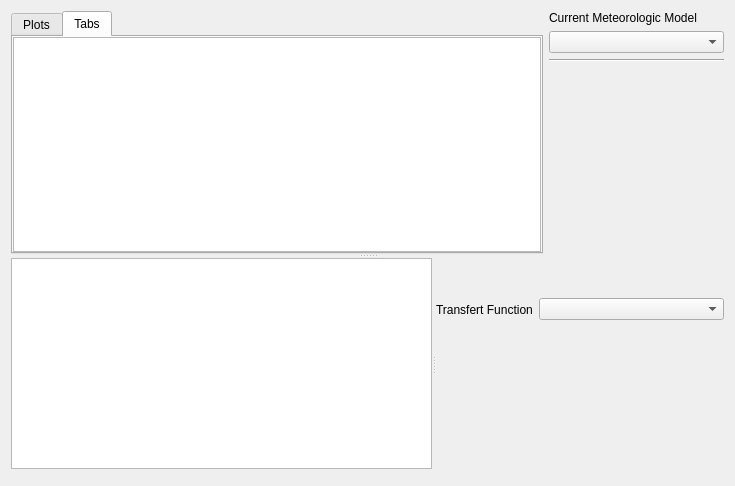
vcloarec/ReosProject, file src/ui/reosrunoffhydrographwidget.ui: the form before one commit.
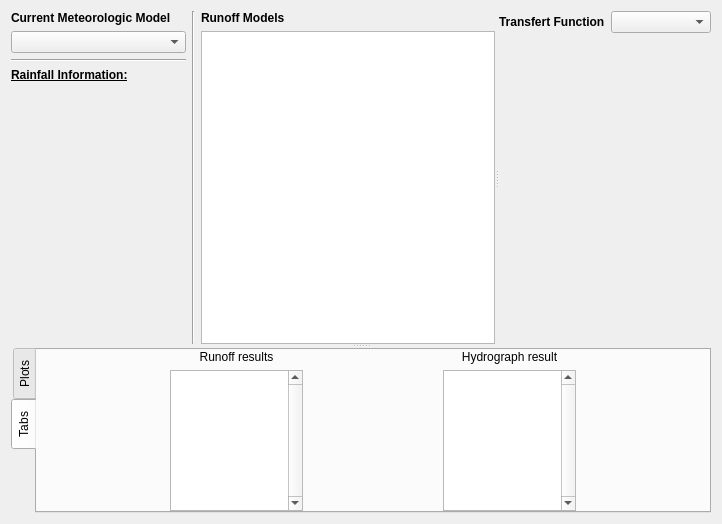
The form after the commit. Custom widgets are drawn as their Qt base class.

Commit message: hydrograph creation

The edit to the form file:
```diff
--- a/src/ui/reosrunoffhydrographwidget.ui
+++ b/src/ui/reosrunoffhydrographwidget.ui
@@ -6,77 +6,23 @@
    <rect>
     <x>0</x>
     <y>0</y>
-    <width>735</width>
-    <height>486</height>
+    <width>722</width>
+    <height>524</height>
    </rect>
   </property>
   <property name="windowTitle">
    <string>Form</string>
   </property>
-  <layout class="QVBoxLayout" name="verticalLayout">
+  <layout class="QVBoxLayout" name="verticalLayout_2">
    <item>
     <widget class="QSplitter" name="splitter_2">
      <property name="orientation">
       <enum>Qt::Vertical</enum>
      </property>
-     <widget class="QWidget" name="layoutWidget">
-      <layout class="QHBoxLayout" name="horizontalLayout">
+     <widget class="QWidget" name="">
+      <layout class="QHBoxLayout" name="horizontalLayout_4">
        <item>
-        <widget class="QTabWidget" name="tabResult">
-         <property name="currentIndex">
-          <number>1</number>
-         </property>
-         <widget class="QWidget" name="tab">
-          <attribute name="title">
-           <string>Plots</string>
-          </attribute>
-          <layout class="QVBoxLayout" name="verticalLayout_6">
-           <property name="leftMargin">
-            <number>5</number>
-           </property>
-           <property name="topMargin">
-            <number>5</number>
-           </property>
-           <property name="rightMargin">
-            <number>5</number>
-           </property>
-           <property name="bottomMargin">
-            <number>5</number>
-           </property>
-           <item>
-            <widget class="ReosPlotWidget" name="widgetPlot" native="true"/>
-           </item>
-          </layout>
-         </widget>
-         <widget class="QWidget" name="tab_2">
-          <attribute name="title">
-           <string>Tabs</string>
-          </attribute>
-          <layout class="QVBoxLayout" name="verticalLayout_5">
-           <property name="spacing">
-            <number>6</number>
-           </property>
-           <property name="leftMargin">
-            <number>0</number>
-           </property>
-           <property name="topMargin">
-            <number>0</number>
-           </property>
-           <property name="rightMargin">
-            <number>0</number>
-           </property>
-           <property name="bottomMargin">
-            <number>0</number>
-           </property>
-           <item>
-            <widget class="QTableView" name="tableView"/>
-           </item>
-          </layout>
-         </widget>
-        </widget>
-       </item>
-       <item>
-        <widget class="QWidget" name="widgetRight" native="true">
+        <widget class="QWidget" name="widgetR" native="true">
          <property name="minimumSize">
           <size>
            <width>175</width>
@@ -98,6 +44,12 @@
           </property>
           <item>
            <widget class="QLabel" name="label">
+            <property name="font">
+             <font>
+              <weight>75</weight>
+              <bold>true</bold>
+             </font>
+            </property>
             <property name="text">
              <string>Current Meteorologic Model</string>
             </property>
@@ -114,7 +66,25 @@
            </widget>
           </item>
           <item>
-           <widget class="QWidget" name="widget" native="true"/>
+           <widget class="QLabel" name="label_3">
+            <property name="font">
+             <font>
+              <weight>75</weight>
+              <bold>true</bold>
+              <underline>true</underline>
+             </font>
+            </property>
+            <property name="text">
+             <string>Rainfall Information:</string>
+            </property>
+           </widget>
+          </item>
+          <item>
+           <widget class="QLabel" name="labelRainfAllInfo">
+            <property name="text">
+             <string/>
+            </property>
+           </widget>
           </item>
           <item>
            <spacer name="verticalSpacer">
@@ -132,18 +102,43 @@
          </layout>
         </widget>
        </item>
-      </layout>
-     </widget>
+       <item>
+        <widget class="Line" name="line_2">
+         <property name="orientation">
+          <enum>Qt::Vertical</enum>
+         </property>
+        </widget>
+       </item>
+       <item>
      <widget class="QSplitter" name="splitter">
       <property name="orientation">
        <enum>Qt::Horizontal</enum>
       </property>
+         <widget class="QWidget" name="verticalLayoutWidget">
+          <layout class="QVBoxLayout" name="verticalLayout">
+           <item>
+            <widget class="QLabel" name="label_6">
+             <property name="font">
+              <font>
+               <weight>75</weight>
+               <bold>true</bold>
+              </font>
+             </property>
+             <property name="text">
+              <string>Runoff Models</string>
+             </property>
+            </widget>
+           </item>
+           <item>
       <widget class="QTableView" name="tableViewRunoff">
        <property name="selectionMode">
         <enum>QAbstractItemView::NoSelection</enum>
        </property>
       </widget>
-      <widget class="QWidget" name="widgetTransfertFunction" native="true">
+           </item>
+          </layout>
+         </widget>
+         <widget class="QWidget" name="widget_4" native="true">
        <layout class="QVBoxLayout" name="verticalLayout_3">
         <property name="leftMargin">
          <number>0</number>
@@ -174,6 +169,12 @@
            </property>
            <item>
             <widget class="QLabel" name="label_2">
+                <property name="font">
+                 <font>
+                  <weight>75</weight>
+                  <bold>true</bold>
+                 </font>
+                </property>
              <property name="text">
               <string>Transfert Function</string>
              </property>
@@ -186,16 +187,82 @@
          </widget>
         </item>
         <item>
-         <widget class="QWidget" name="widget_2" native="true"/>
-        </item>
+            <widget class="QWidget" name="widgetTransferFunction" native="true">
+             <layout class="QVBoxLayout" name="verticalLayout_7">
+              <property name="leftMargin">
+               <number>0</number>
+              </property>
+              <property name="topMargin">
+               <number>0</number>
+              </property>
+              <property name="rightMargin">
+               <number>0</number>
+              </property>
+              <property name="bottomMargin">
+               <number>0</number>
+              </property>
+             </layout>
+            </widget>
+           </item>
+           <item>
+            <spacer name="verticalSpacer_2">
+             <property name="orientation">
+              <enum>Qt::Vertical</enum>
+             </property>
+             <property name="sizeHint" stdset="0">
+              <size>
+               <width>20</width>
+               <height>40</height>
+              </size>
+             </property>
+            </spacer>
+           </item>
        </layout>
       </widget>
      </widget>
-    </widget>
-   </item>
+       </item>
+      </layout>
+     </widget>
+     <widget class="QTabWidget" name="tabResult">
+      <property name="tabPosition">
+       <enum>QTabWidget::West</enum>
+      </property>
+      <property name="tabShape">
+       <enum>QTabWidget::Rounded</enum>
+      </property>
+      <property name="currentIndex">
+       <number>1</number>
+      </property>
+      <widget class="QWidget" name="tab">
+       <attribute name="title">
+        <string>Plots</string>
+       </attribute>
+       <layout class="QVBoxLayout" name="verticalLayout_6">
+        <property name="leftMargin">
+         <number>5</number>
+        </property>
+        <property name="topMargin">
+         <number>5</number>
+        </property>
+        <property name="rightMargin">
+         <number>5</number>
+        </property>
+        <property name="bottomMargin">
+         <number>5</number>
+        </property>
    <item>
-    <widget class="QWidget" name="widgetRunoff" native="true">
-     <layout class="QVBoxLayout" name="verticalLayout_2">
+         <widget class="ReosPlotWidget" name="widgetPlot" native="true"/>
+        </item>
+       </layout>
+      </widget>
+      <widget class="QWidget" name="tab_2">
+       <attribute name="title">
+        <string>Tabs</string>
+       </attribute>
+       <layout class="QVBoxLayout" name="verticalLayout_5">
+        <property name="spacing">
+         <number>6</number>
+        </property>
       <property name="leftMargin">
        <number>0</number>
       </property>
@@ -208,7 +275,107 @@
       <property name="bottomMargin">
        <number>0</number>
       </property>
-     </layout>
+        <item>
+         <layout class="QGridLayout" name="gridLayout">
+          <property name="topMargin">
+           <number>0</number>
+          </property>
+          <item row="1" column="1">
+           <widget class="QTableView" name="tableViewRunoffResult">
+            <property name="verticalScrollBarPolicy">
+             <enum>Qt::ScrollBarAlwaysOn</enum>
+            </property>
+            <property name="horizontalScrollBarPolicy">
+             <enum>Qt::ScrollBarAlwaysOff</enum>
+            </property>
+            <property name="sizeAdjustPolicy">
+             <enum>QAbstractScrollArea::AdjustToContents</enum>
+            </property>
+            <attribute name="horizontalHeaderCascadingSectionResizes">
+             <bool>true</bool>
+            </attribute>
+            <attribute name="verticalHeaderVisible">
+             <bool>false</bool>
+            </attribute>
+           </widget>
+          </item>
+          <item row="1" column="3">
+           <widget class="QTableView" name="tableViewHydrographResult">
+            <property name="verticalScrollBarPolicy">
+             <enum>Qt::ScrollBarAlwaysOn</enum>
+            </property>
+            <property name="horizontalScrollBarPolicy">
+             <enum>Qt::ScrollBarAlwaysOff</enum>
+            </property>
+            <property name="sizeAdjustPolicy">
+             <enum>QAbstractScrollArea::AdjustToContents</enum>
+            </property>
+           </widget>
+          </item>
+          <item row="0" column="1">
+           <widget class="QLabel" name="label_4">
+            <property name="text">
+             <string>Runoff results</string>
+            </property>
+            <property name="alignment">
+             <set>Qt::AlignCenter</set>
+            </property>
+           </widget>
+          </item>
+          <item row="1" column="2">
+           <spacer name="horizontalSpacer">
+            <property name="orientation">
+             <enum>Qt::Horizontal</enum>
+            </property>
+            <property name="sizeHint" stdset="0">
+             <size>
+              <width>40</width>
+              <height>20</height>
+             </size>
+            </property>
+           </spacer>
+          </item>
+          <item row="0" column="3">
+           <widget class="QLabel" name="label_5">
+            <property name="text">
+             <string>Hydrograph result</string>
+            </property>
+            <property name="alignment">
+             <set>Qt::AlignCenter</set>
+            </property>
+           </widget>
+          </item>
+          <item row="1" column="0">
+           <spacer name="horizontalSpacer_2">
+            <property name="orientation">
+             <enum>Qt::Horizontal</enum>
+            </property>
+            <property name="sizeHint" stdset="0">
+             <size>
+              <width>40</width>
+              <height>20</height>
+             </size>
+            </property>
+           </spacer>
+          </item>
+          <item row="1" column="4">
+           <spacer name="horizontalSpacer_3">
+            <property name="orientation">
+             <enum>Qt::Horizontal</enum>
+            </property>
+            <property name="sizeHint" stdset="0">
+             <size>
+              <width>40</width>
+              <height>20</height>
+             </size>
+            </property>
+           </spacer>
+          </item>
+         </layout>
+        </item>
+       </layout>
+      </widget>
+     </widget>
     </widget>
    </item>
   </layout>
```
Left out of the diff: 2 changed lines with no effect on the pictures. Lines whose indentation alone changed are shown as unchanged. The commit also changes 33 other files.
